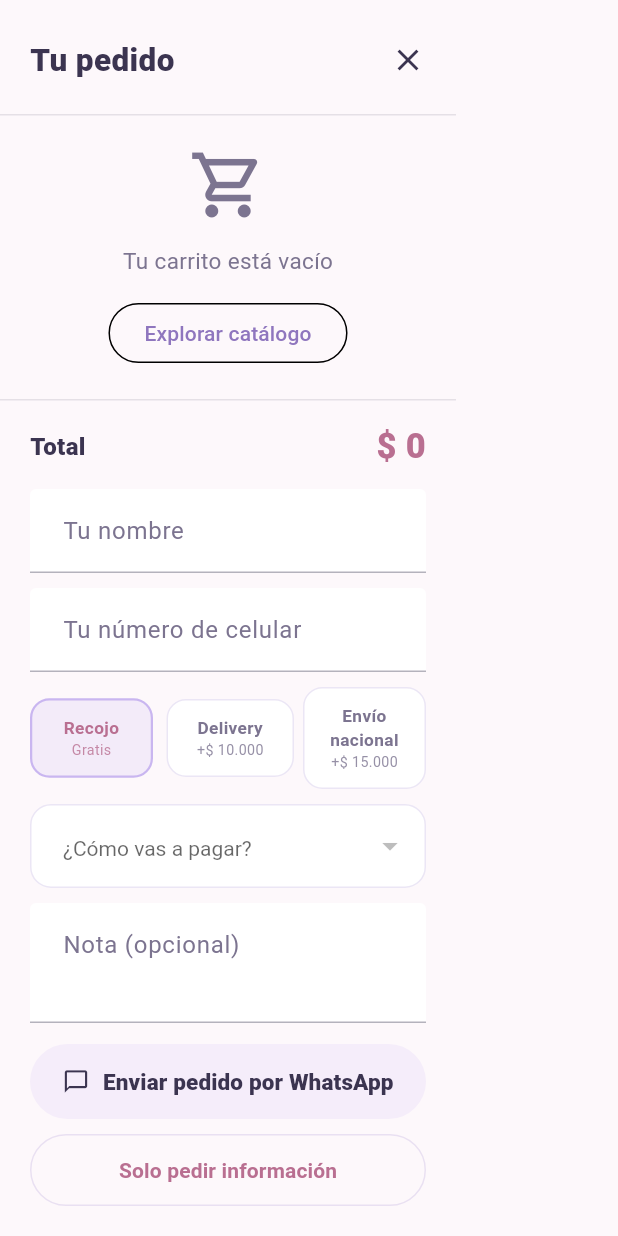
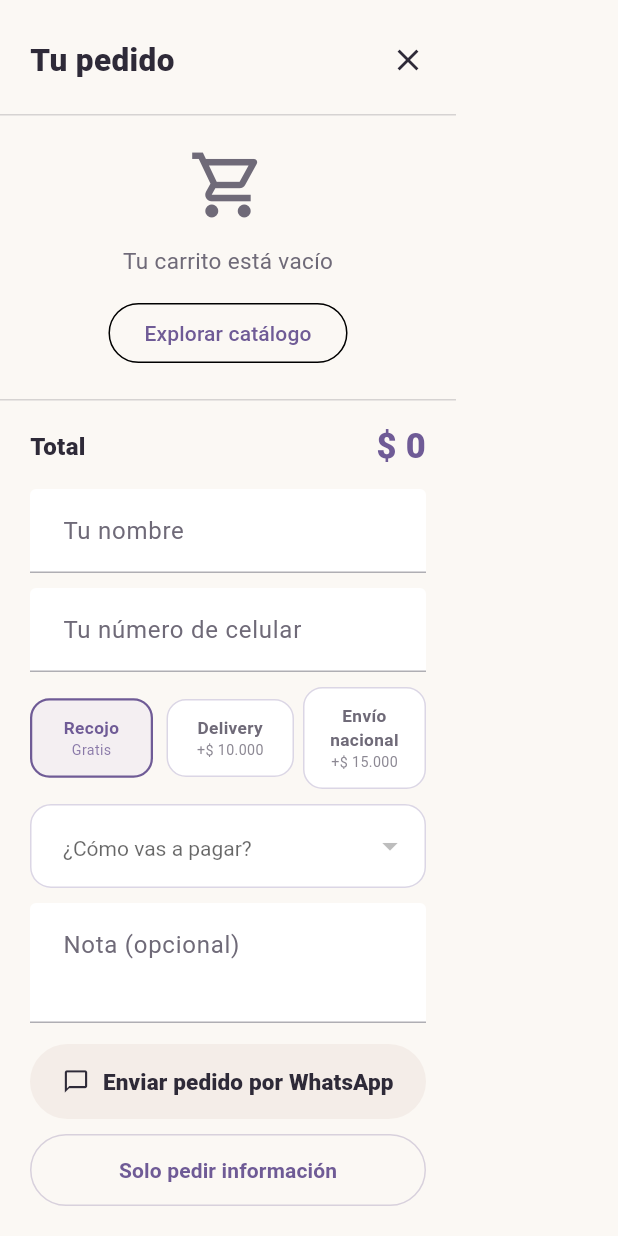
Before and after one commit to johanfelipecastillo8-ui/TrianMax, a Flutter app: the CartDrawer widget shown alone on an empty page, opened directly with empty values, on a phone screen of 412 x 824 dp. Run offline on Flutter 3.47's test engine with Material 3 defaults, Android fonts, the phone set to English and light mode, and no system bars; our stand-ins replace material_ui, web; missing offline and left inert: dart:js_interop; network calls fail.

Commit message:
Afinaliza la paleta pastel con mas contraste y tonos elegantes

```diff
--- a/app/lib/core/theme.dart
+++ b/app/lib/core/theme.dart
@@ -1,38 +1,45 @@
 import 'package:material_ui/material_ui.dart';
 
 class T {
-  // Paleta pastel: fondos crema/lavanda y acentos rosado, durazno y menta.
-  static const bg = Color(0xFFFDF8FB);
+  // Paleta pastel elegante: crema cálido, lavanda suave, rosa empolvado y menta salvia.
+  static const bg = Color(0xFFFBF8F4);
   static const surface = Color(0xFFFFFFFF);
-  static const surface2 = Color(0xFFF5EDFA);
-  static const ink = Color(0xFF3B3450);
+  static const surface2 = Color(0xFFF4EDE8);
+  static const ink = Color(0xFF2E2A38);
   static const text = ink;
-  static const muted = Color(0xFF7C7490);
+  static const muted = Color(0xFF6F6A78);
   static const onAccent = ink;
 
-  static const lavender = Color(0xFFC9B6F0);
-  static const lavenderDeep = Color(0xFF8F76BE);
-  static const blush = Color(0xFFF6BFD2);
-  static const blushDeep = Color(0xFFB96F91);
-  static const peach = Color(0xFFFFD6BC);
-  static const peachDeep = Color(0xFFC98A62);
-  static const mint = Color(0xFFBFE8D2);
-  static const mintDeep = Color(0xFF4F9B78);
-  static const sky = Color(0xFFC3DDF5);
-  static const skyDeep = Color(0xFF5D8FB8);
-  static const butter = Color(0xFFFFE6A8);
+  static const lavender = Color(0xFFD9CDEA);
+  static const lavenderDeep = Color(0xFF6F5B96);
+  static const plum = Color(0xFF5C4A80);
+  static const blush = Color(0xFFF3D6DE);
+  static const blushDeep = Color(0xFFA66B80);
+  static const peach = Color(0xFFF6DECB);
+  static const peachDeep = Color(0xFFB87A56);
+  static const mint = Color(0xFFD6EADB);
+  static const mintDeep = Color(0xFF4F8068);
+  static const sky = Color(0xFFD7E6F0);
+  static const skyDeep = Color(0xFF5C7F9E);
+  static const butter = Color(0xFFF4E4BC);
+
+  // Lavados suaves para fondos, badges y estados.
+  static const lavenderWash = Color(0x33D9CDEA);
+  static const blushWash = Color(0x33F3D6DE);
+  static const peachWash = Color(0x33F6DECB);
+  static const mintWash = Color(0x33D6EADB);
 
   // Nombres anteriores conservados para no romper el resto de la app.
-  static const gold = lavender;
-  static const goldLight = blushDeep;
-  static const goldDark = lavenderDeep;
+  static const gold = lavenderDeep;
+  static const goldLight = lavenderDeep;
+  static const goldDark = plum;
   static const green = mintDeep;
-  static const danger = Color(0xFFE58EA3);
-  static const dangerDeep = Color(0xFFC25D78);
-  static const line = Color(0x339B82CC);
-  static const softLine = Color(0x1F3B3450);
+  static const danger = Color(0xFFD98A98);
+  static const dangerDeep = Color(0xFFB85C70);
+  static const line = Color(0x406F5B96);
+  static const softLine = Color(0x2E2E2A38);
 
-  // Gradiente más profundo para texto (legible sobre fondos claros).
+  // Gradiente profundo para logotipos sobre fondos claros.
   static const goldGradient = LinearGradient(
     begin: Alignment.topLeft,
     end: Alignment.bottomRight,
@@ -47,7 +54,7 @@ class T {
   );
 
   static const mintGradient = LinearGradient(
-    colors: [mint, Color(0xFFA8DFC4)],
+    colors: [mint, Color(0xFFC3DFCB)],
   );
 
   static ThemeData get theme => ThemeData(
--- a/app/lib/screens/admin/login_view.dart
+++ b/app/lib/screens/admin/login_view.dart
@@ -32,7 +32,7 @@ class _AdminLoginState extends State<AdminLogin> {
   @override
   Widget build(BuildContext context) {
     return Container(
-      decoration: const BoxDecoration(gradient: RadialGradient(center: Alignment(0, -.6), radius: 1.2, colors: [Color(0x44C9B6F0), T.bg])),
+      decoration: const BoxDecoration(gradient: RadialGradient(center: Alignment(0, -.6), radius: 1.2, colors: [T.lavenderWash, T.bg])),
       child: Center(child: ConstrainedBox(
         constraints: const BoxConstraints(maxWidth: 380),
         child: Padding(
--- a/app/lib/screens/admin/product_form_dialog.dart
+++ b/app/lib/screens/admin/product_form_dialog.dart
@@ -245,7 +245,7 @@ class _ProductFormDialogState extends State<ProductFormDialog> {
             child: Container(
               width: 22,
               height: 22,
-              decoration: const BoxDecoration(color: Color(0xE6F5EDFA), shape: BoxShape.circle),
+              decoration: const BoxDecoration(color: Color(0xE6F7F2EC), shape: BoxShape.circle),
               child: const Icon(Icons.close, size: 14, color: T.onAccent),
             ),
           ),
@@ -256,7 +256,7 @@ class _ProductFormDialogState extends State<ProductFormDialog> {
             bottom: 4,
             child: Container(
               padding: const EdgeInsets.symmetric(horizontal: 5, vertical: 2),
-              decoration: BoxDecoration(color: const Color(0xE6F5EDFA), borderRadius: BorderRadius.circular(6)),
+              decoration: BoxDecoration(color: const Color(0xE6F7F2EC), borderRadius: BorderRadius.circular(6)),
               child: const Text('Principal', style: TextStyle(color: T.goldLight, fontSize: 8.5, fontWeight: FontWeight.w700)),
             ),
           ),
--- a/app/lib/screens/catalog/catalog_page.dart
+++ b/app/lib/screens/catalog/catalog_page.dart
@@ -305,7 +305,7 @@ return Container(
 width: double.infinity,
 padding: const EdgeInsets.fromLTRB(20, 48, 20, 28),
 decoration: const BoxDecoration(
-gradient: RadialGradient(center: Alignment(0, -.8), radius: 1.4, colors: [Color(0x44C9B6F0), T.bg]),
+gradient: RadialGradient(center: Alignment(0, -.8), radius: 1.4, colors: [T.lavenderWash, T.bg]),
 ),
 child: Column(children: [
 const Text('CATÁLOGO 2026', style: TextStyle(letterSpacing: 10, fontSize: 12, color: T.muted)),
@@ -437,7 +437,7 @@ border: Border.all(color: T.line),
 gradient: const LinearGradient(
 begin: Alignment.topLeft,
 end: Alignment.bottomRight,
-colors: [Color(0x33F6BFD2), T.surface],
+colors: [T.blushWash, T.surface],
 ),
 ),
 child: Row(
@@ -459,7 +459,7 @@ children: [
 Container(
 padding: const EdgeInsets.symmetric(horizontal: 10, vertical: 4),
 decoration: BoxDecoration(
-color: const Color(0x44C9B6F0),
+color: T.lavenderWash,
 borderRadius: BorderRadius.circular(99),
 border: Border.all(color: T.line),
 ),
--- a/app/lib/widgets/cart_drawer.dart
+++ b/app/lib/widgets/cart_drawer.dart
@@ -228,7 +228,7 @@ class _CartDrawerState extends State<CartDrawer> {
         duration: const Duration(milliseconds: 180),
         padding: const EdgeInsets.symmetric(vertical: 10, horizontal: 4),
         decoration: BoxDecoration(
-          color: active ? const Color(0x33C9B6F0) : T.surface,
+          color: active ? T.lavenderWash : T.surface,
           border: Border.all(color: active ? T.gold : T.line, width: active ? 1.5 : 1),
           borderRadius: BorderRadius.circular(13),
         ),
--- a/app/lib/widgets/product_card.dart
+++ b/app/lib/widgets/product_card.dart
@@ -83,7 +83,7 @@ class ProductCard extends StatelessWidget {
                   style: OutlinedButton.styleFrom(
                     foregroundColor: T.goldLight,
                     side: const BorderSide(color: T.line),
-                    backgroundColor: const Color(0x33C9B6F0),
+                    backgroundColor: T.lavenderWash,
                     padding: const EdgeInsets.symmetric(vertical: 10),
                     shape: RoundedRectangleBorder(borderRadius: BorderRadius.circular(12)),
                   ),
--- a/app/lib/widgets/product_image.dart
+++ b/app/lib/widgets/product_image.dart
@@ -41,7 +41,7 @@ class ProductImage extends StatelessWidget {
         gradient: RadialGradient(
           center: Alignment(0, -0.4),
           radius: 1.1,
-          colors: [Color(0xFFF3E8F7), Color(0xFFFDF8FB)],
+          colors: [Color(0xFFF3ECE4), T.bg],
         ),
       ),
       child: Center(
--- a/app/lib/widgets/product_image_carousel.dart
+++ b/app/lib/widgets/product_image_carousel.dart
@@ -115,9 +115,9 @@ class _ProductImageCarouselState extends State<ProductImageCarousel> {
                       width: active ? 14 : 6,
                       height: 6,
                       decoration: BoxDecoration(
-                        color: active ? T.lavenderDeep : const Color(0x99F6BFD2),
+                        color: active ? T.lavenderDeep : const Color(0x99E8C9D3),
                         borderRadius: BorderRadius.circular(99),
-                        boxShadow: const [BoxShadow(color: Color(0x334D4066), blurRadius: 3)],
+                        boxShadow: const [BoxShadow(color: Color(0x33443A55), blurRadius: 3)],
                       ),
                     );
                   }),
@@ -139,7 +139,7 @@ class _ProductImageCarouselState extends State<ProductImageCarousel> {
           width: 28,
           height: 28,
           decoration: BoxDecoration(
-            color: const Color(0xE6F5EDFA),
+            color: const Color(0xE6F7F2EC),
             shape: BoxShape.circle,
             border: Border.all(color: T.line),
           ),
--- a/app/lib/widgets/product_sheet.dart
+++ b/app/lib/widgets/product_sheet.dart
@@ -32,7 +32,7 @@ class _ProductSheetState extends State<ProductSheet> {
           border: Border(top: BorderSide(color: T.line)),
         ),
         child: ListView(controller: ctrl, padding: const EdgeInsets.fromLTRB(20, 12, 20, 30), children: [
-          Center(child: Container(width: 44, height: 5, decoration: BoxDecoration(color: const Color(0x333B3450), borderRadius: BorderRadius.circular(99)))),
+          Center(child: Container(width: 44, height: 5, decoration: BoxDecoration(color: const Color(0x33706A78), borderRadius: BorderRadius.circular(99)))),
           const SizedBox(height: 14),
           Stack(children: [
             ClipRRect(
@@ -49,7 +49,7 @@ class _ProductSheetState extends State<ProductSheet> {
             Positioned(
               top: 10, right: 10,
               child: CircleAvatar(
-                backgroundColor: const Color(0xE6F5EDFA),
+                backgroundColor: const Color(0xE6F7F2EC),
                 child: IconButton(
                   icon: const Icon(Icons.close, size: 18),
                   color: T.text,
```
Also changed, not shown: 7 other files.
